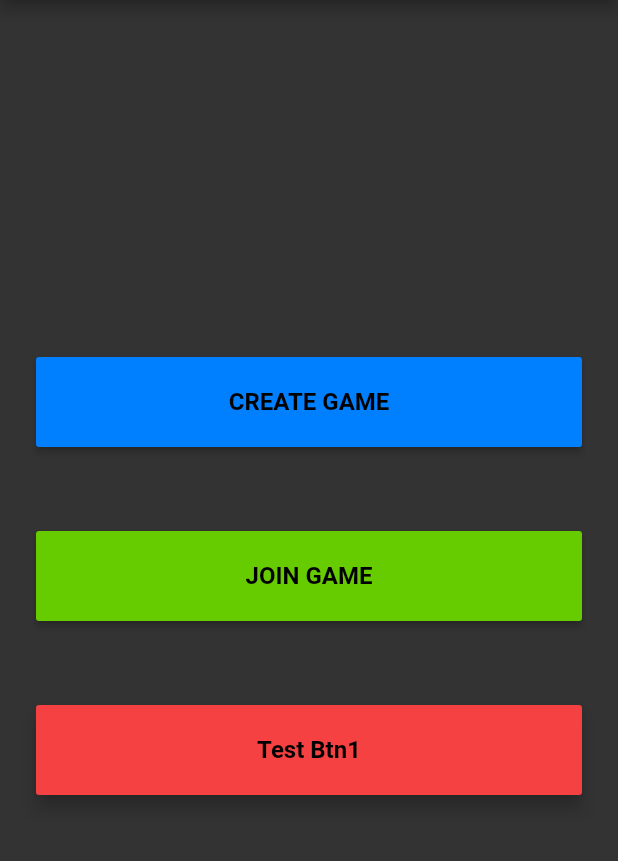
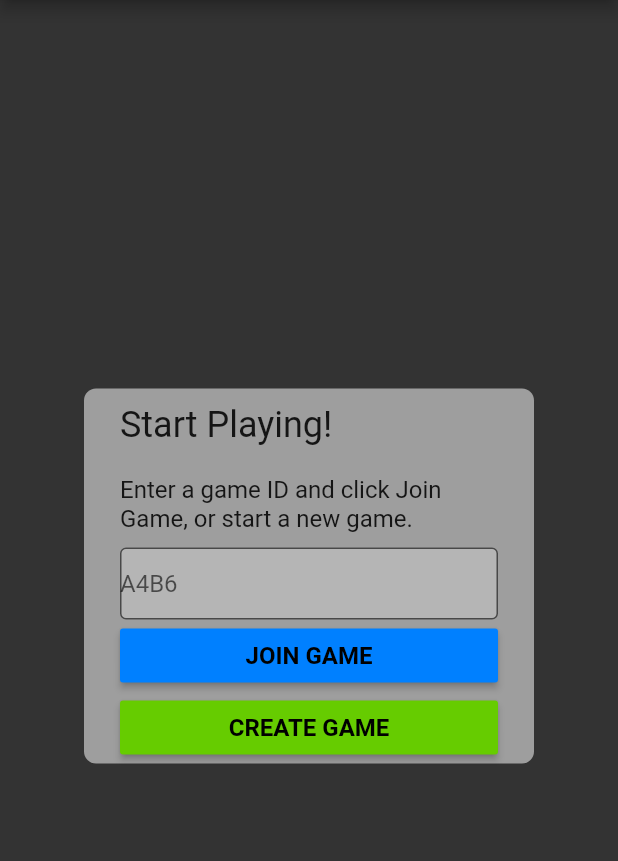
Before and after one commit to prajapac/Coherent-Chaos, a Flutter app: the screen it shows after launch, on a phone screen of 412 x 824 dp, the part 84-945 px from its top. Run offline on Flutter 3.47's test engine with Material 2 defaults, Android fonts, the phone set to English and light mode, and no system bars; missing offline and left inert: polygon_clipper; Roboto replaces fonts that are missing (Nunito).

Commit message:
where I changed the start page

```diff
--- /dev/null
+++ b/mobile/coherent_chaos/lib/Assets/dialouge.dart
@@ -0,0 +1,7 @@
+class CustomDialouges{
+  final startGame = "Start Playing!";
+  final startGameInstruction = "Enter a game ID and click Join Game, or start a new game.";
+  final joinGame = "JOIN GAME";
+  final createGame = "CREATE GAME";
+  final title = "Coherent Chaos";
+}
--- /dev/null
+++ b/mobile/coherent_chaos/lib/Business/validate.dart
@@ -0,0 +1,12 @@
+class Validator {
+  String validateGameId(String value)
+  {
+    if(value.isEmpty || value == null)
+    {
+      return "Enter a game code";
+    }
+    else{
+      return null;
+    }
+  }
+}
--- a/mobile/coherent_chaos/lib/Presentations/custom_colors.dart
+++ b/mobile/coherent_chaos/lib/Presentations/custom_colors.dart
@@ -12,4 +12,5 @@ class CustomColors{
   final c2BorderColor = const Color(0xFF2bae00);
   final ceColor = const Color(0xFF484848);
   final ceBorderColor = const Color(0xFF333333);
+  final textFieldBgColor = const Color(0xFFb5b5b5);
 }
--- a/mobile/coherent_chaos/lib/Presentations/start_page.dart
+++ b/mobile/coherent_chaos/lib/Presentations/start_page.dart
@@ -1,6 +1,13 @@
 import 'package:flutter/material.dart';
 import 'custom_colors.dart';
 import 'game_board.dart';
+import '../Assets/dialouge.dart';
+import '../Business/validate.dart';
+
+final dialouges = new CustomDialouges();
+final _validator = new Validator();
+String _gameId = "";
+var _gameIdKey =GlobalKey<FormState>();
 
 class StartPage extends StatefulWidget {
   static String tag = 'start-page';
@@ -12,65 +19,103 @@ class _StartPage extends State<StartPage> {
   CustomColors colors = new CustomColors();
   @override
   Widget build(BuildContext context) {
-    final createGame = Padding(
-      padding: EdgeInsets.symmetric(vertical: 16.0),
-      child: MaterialButton(
-        minWidth: 200.0,
-        height: 60.0,
-        onPressed: () {
-          Navigator.of(context).pushNamed(Gameboard.tag);
-        },
-        color: colors.primaryColor,
-        child: Text('CREATE GAME', style: TextStyle(color: Colors.black, fontSize: 16.0, fontWeight: FontWeight.bold)),
+    final gameDescription =Padding(
+      padding: EdgeInsets.all(0),
+      child: Container(
+        child: Text(dialouges.startGameInstruction, style: TextStyle(fontSize: 16))
       ),
     );
-    final joinGame = Padding(
-      padding: EdgeInsets.symmetric(vertical: 16.0),
-      child: MaterialButton(
-        minWidth: 200.0,
-        height: 60.0,
-        onPressed: () {
-          Navigator.of(context).pushNamed(Gameboard.tag);
+    final gameIdBox =TextFormField(
+      key: _gameIdKey,
+      //obscureText: true,
+      validator: (String value)
+      {
+        if(value.isEmpty)
+        {
+          return "Enter your game code";
+        }
+      },
+      onSaved: (String value) {
+          _gameId = value;
         },
-        color: colors.secondaryColor,
-        child: Text('JOIN GAME', style: TextStyle(color: Colors.black, fontSize: 16.0, fontWeight: FontWeight.bold)),
+
+      decoration: InputDecoration(
+        hintText: 'A4B6',
+        filled: true,
+        fillColor: colors.textFieldBgColor,
+        contentPadding: EdgeInsets.only(left: 0, right: 0, top: 1, bottom: 1),
+        border: OutlineInputBorder(
+          borderSide: BorderSide(
+            color: Colors.black,
+            width: 1
+          ),
+        ),
       ),
     );
-    final tstBtn = Padding(
-      padding: EdgeInsets.symmetric(vertical: 16.0),
-      child: MaterialButton(
-        elevation: 5.0,
-        minWidth: 200.0,
-        height: 60.0,
-        onPressed: () {
+    final createGame = MaterialButton(
+      onPressed: () {
+        //String gameId = _validator.validateGameId(_gameId);
+        if(_gameIdKey.currentState.validate())
+        {
+          _gameIdKey.currentState.save();
           Navigator.of(context).pushNamed(Gameboard.tag);
-        },
-        color: colors.tertiaryColor,
-        child: Text('Test Btn1', style: TextStyle(color: Colors.black, fontSize: 16.0, fontWeight: FontWeight.bold)),
-      ),
+        }
+        //Navigator.of(context).pushNamed(Gameboard.tag);
+      },
+      color: colors.secondaryColor,
+      child: Text(dialouges.createGame,
+          style: TextStyle(
+              color: Colors.black,
+              fontSize: 16.0,
+              fontWeight: FontWeight.bold)),
+    );
+    final joinGame = MaterialButton(
+      onPressed: () {
+        Navigator.of(context).pushNamed(Gameboard.tag);
+      },
+      color: colors.primaryColor,
+      child: Text(dialouges.joinGame,
+          style: TextStyle(
+              color: Colors.black,
+              fontSize: 16.0,
+              fontWeight: FontWeight.bold)),
     );
 
     return Scaffold(
       backgroundColor: colors.bodyColor,
       appBar: AppBar(
-        title: Text("Coherent Chaos"),
+        title: Text(dialouges.title),
         backgroundColor: colors.barColor,
       ),
       body: Center(
-        child: ListView(
-          shrinkWrap: true,
-          padding: EdgeInsets.only(left: 24.0, right: 24.0),
-          children: <Widget>[
-            createGame,
-            SizedBox(
-              height: 24.0,
-            ),
-            joinGame,
-            SizedBox(
-              height: 24.0,
-            ),
-            tstBtn,
-          ],
+        child: Container(
+          //color: Colors.white,
+          width: 300,
+          decoration: BoxDecoration(
+              borderRadius: BorderRadius.all(Radius.circular(8)),
+              color: Colors.grey),
+          child: ListView(
+            shrinkWrap: true,
+            padding: EdgeInsets.only(left: 24.0, right: 24.0),
+            children: <Widget>[
+              Padding(
+                padding: EdgeInsets.only(top: 10),
+                child: Container(
+                  child: Text(dialouges.startGame, style: TextStyle(fontSize: 24)),
+                ),
+              ),
+              SizedBox(
+                height: 20.0,
+              ),
+              gameDescription,
+              SizedBox(
+                height: 10.0,
+              ),
+              gameIdBox,
+              joinGame,
+              createGame,
+            ],
+          ),
         ),
       ),
     );
```
Also changed, not shown: mobile/coherent_chaos/lib/Presentations/button.dart (added).
